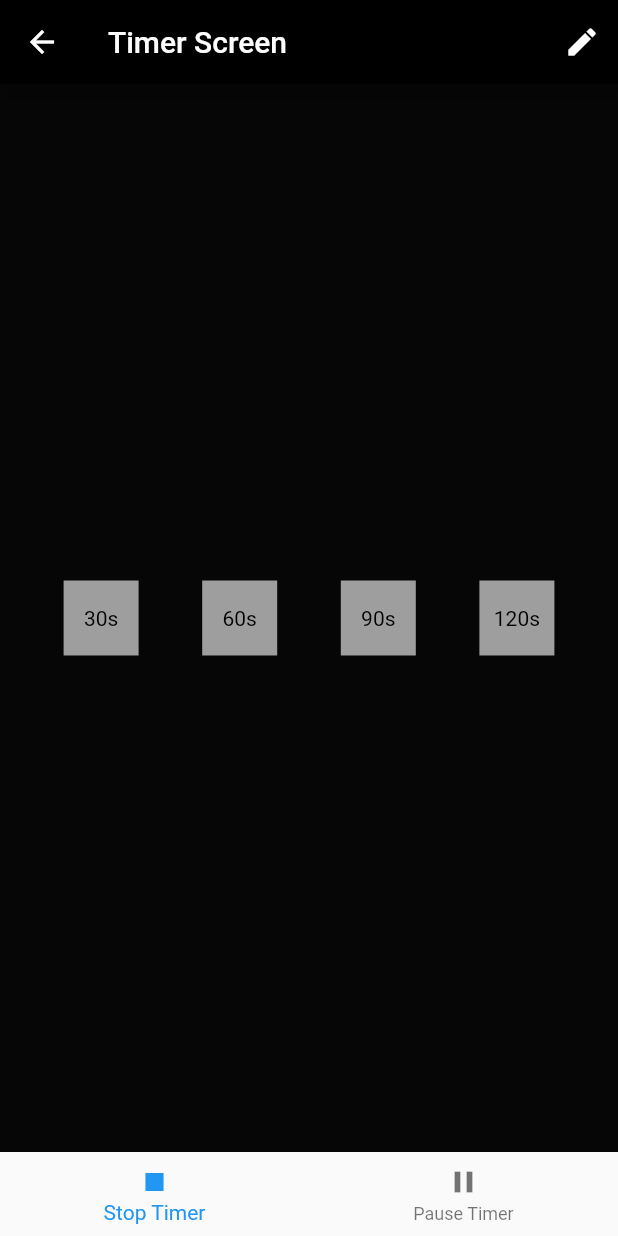
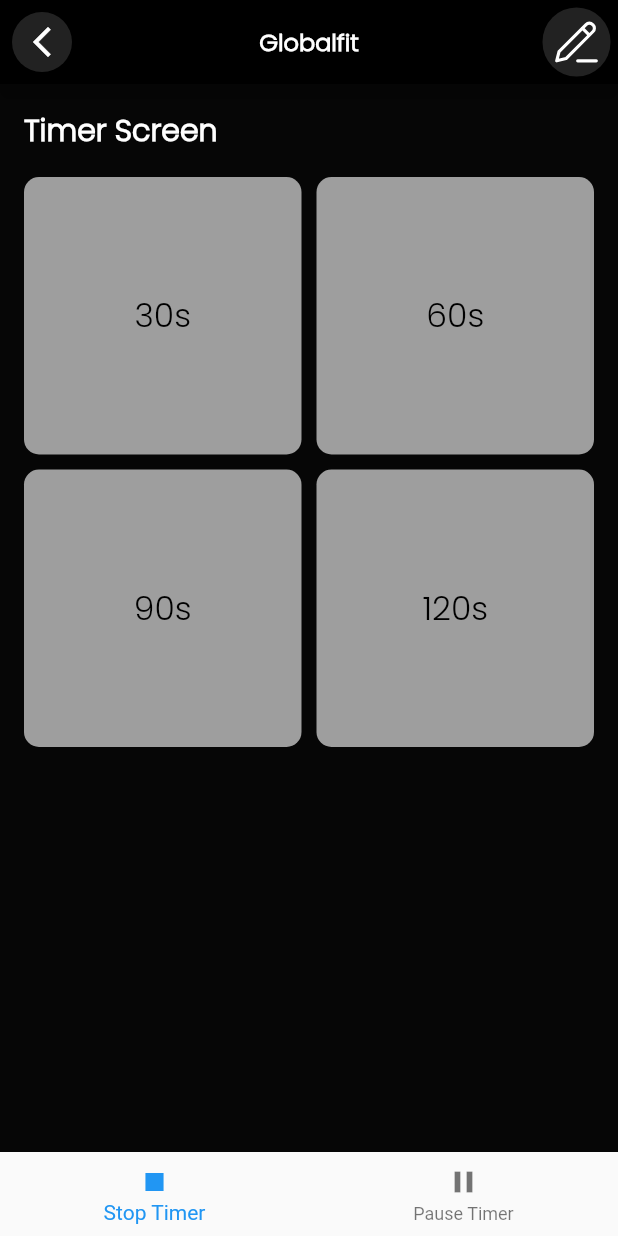
Before and after one commit to IshaqFarid280/mikococo_final, a Flutter app: the screen it shows after launch, item 3 of the bottom bar chosen, on a phone screen of 412 x 824 dp. Run offline on Flutter 3.47's test engine with Material 2 defaults, Android fonts, the light colour scheme and no system bars; drawn by our look-alikes of auto_size_text; our stand-ins replace assets_audio_player, fl_chart, flutter_slidable, flutter_svg, hive, hive_flutter and 3 more; accounts and stored records are empty.

Commit message:
0.0000054

```diff
--- a/lib/timer/timer_screen.dart
+++ b/lib/timer/timer_screen.dart
@@ -1,4 +1,9 @@
+import 'package:flutter/cupertino.dart';
 import 'package:flutter/material.dart';
+import 'package:mikococo/consts/colors.dart';
+import 'package:mikococo/homescreen/add_info_screen.dart';
+import 'package:mikococo/widgets_common/our_button.dart';
+import 'package:mikococo/widgets_common/text_widgets.dart';
 import 'package:provider/provider.dart';
 import 'edit_timer.dart';
 import 'timer.model.dart'; // Adjust the import path based on your project structure
@@ -25,17 +30,30 @@ class _TimerScreenState extends State<TimerScreen> {
   Widget build(BuildContext context) {
     return Scaffold(
       appBar: AppBar(
-        title: Text('Timer Screen'),
+        centerTitle: true,
+        leading: LeadingIcon(),
+        title: normalText(title: 'Globalfit'),
+        // title: Text('Timer Screen'),
         actions: [
-          IconButton(
-            icon: Icon(Icons.edit),
-            onPressed: () async {
+          AddThingsIcon(
+            svgAsset: 'assets/svg/editicon.svg',
+            svgColor: whiteColor,
+            onTap: () async {
               _editTimer(context);
             },
           ),
         ],
       ),
-      body: FutureBuilder(
+      body: Column(
+        crossAxisAlignment: CrossAxisAlignment.start,
+        children: [
+          Padding(
+            padding: const EdgeInsets.only(left: 16.0, top: 16),
+            child: largeText(title: 'Timer Screen', weight: FontWeight.bold),
+          ),
+
+          Expanded(
+            child: FutureBuilder(
               future: _loadTimerValues,
               builder: (context, snapshot) {
                 if (snapshot.connectionState == ConnectionState.done) {
@@ -51,6 +69,9 @@ class _TimerScreenState extends State<TimerScreen> {
                 }
               },
             ),
+          ),
+        ],
+      ),
       bottomNavigationBar: TimerBottomNavigationBar(),
     );
   }
@@ -61,7 +82,8 @@ class _TimerScreenState extends State<TimerScreen> {
     List<int>? editedValues = await Navigator.push(
       context,
       MaterialPageRoute(
-        builder: (context) => EditTimerScreen(timerValues: timerModel.timerValues),
+        builder: (context) =>
+            EditTimerScreen(timerValues: timerModel.timerValues),
       ),
     );
 
@@ -79,17 +101,16 @@ class TimerButtons extends StatelessWidget {
 
   @override
   Widget build(BuildContext context) {
-    return Column(
-      mainAxisAlignment: MainAxisAlignment.center,
-      children: [
-        Row(
-          mainAxisAlignment: MainAxisAlignment.spaceEvenly,
+    return Padding(
+      padding: const EdgeInsets.all(16.0),
+      child: GridView(
+        gridDelegate: SliverGridDelegateWithFixedCrossAxisCount(
+            crossAxisCount: 2, crossAxisSpacing: 10, mainAxisSpacing: 10),
         children: List.generate(
           timerModel.timers.length,
           (index) => TimerButton(index: index, timerModel: timerModel),
         ),
       ),
-      ],
     );
   }
 }
@@ -105,13 +126,16 @@ class TimerButton extends StatelessWidget {
     return GestureDetector(
       onTap: () => _handleTimerTap(context),
       child: Container(
-        width: 50,
-        height: 50,
-        color: timerModel.selectedBox == index ? Colors.blue : Colors.grey,
+        decoration: BoxDecoration(
+          borderRadius: BorderRadius.circular(10),
+          color: timerModel.selectedBox == index ? goldenColor : Colors.grey,
+        ),
+          width: MediaQuery.of(context).size.width*0.4,
+        height: MediaQuery.of(context).size.height*0.4,
         child: Center(
           child: Text(
             '${timerModel.currentValues[index]}s',
-            style: TextStyle(color: Colors.black),
+            style: TextStyle(color: Colors.black, fontFamily: "Poppins", fontSize: 22, ),
           ),
         ),
       ),
@@ -121,8 +145,10 @@ class TimerButton extends StatelessWidget {
   void _handleTimerTap(BuildContext context) {
     timerModel.stopTimer(timerModel.selectedBox);
     timerModel.selectedBox = index;
-    timerModel.currentValues[timerModel.selectedBox] = timerModel.timerValues[timerModel.selectedBox];
-    timerModel.startTimer(timerModel.selectedBox, timerModel.currentValues[timerModel.selectedBox]);
+    timerModel.currentValues[timerModel.selectedBox] =
+        timerModel.timerValues[timerModel.selectedBox];
+    timerModel.startTimer(timerModel.selectedBox,
+        timerModel.currentValues[timerModel.selectedBox]);
   }
 }
 
--- a/lib/widgets_common/our_button.dart
+++ b/lib/widgets_common/our_button.dart
@@ -43,7 +43,7 @@ class LeadingIcon extends StatelessWidget {
             color: leadingBtnColor,
             borderRadius: BorderRadius.circular(30),
           ),
-          child: Center(child: Icon(icon,color:iconColor,),),
+          child: Center(child: Icon(icon,color:whiteColor,),),
         ),
       ),
     );
@@ -57,7 +57,7 @@ class trailingbutton extends StatelessWidget {
   final VoidCallback onTap;
 
   const trailingbutton({
-    super.key, this.svgAsset,  this.svgColor, required this.onTap,
+    super.key, this.svgAsset,  this.svgColor = whiteColor, required this.onTap,
   });
 
   @override
```
Also changed, not shown: lib/homescreen/add_info_screen.dart (+21 -9 lines), lib/timer/edit_timer.dart (+34 -9 lines), assets/svg/editicon.svg (added), assets/svg/saveicon.svg (added). Lines whose indentation alone changed are shown as unchanged.
